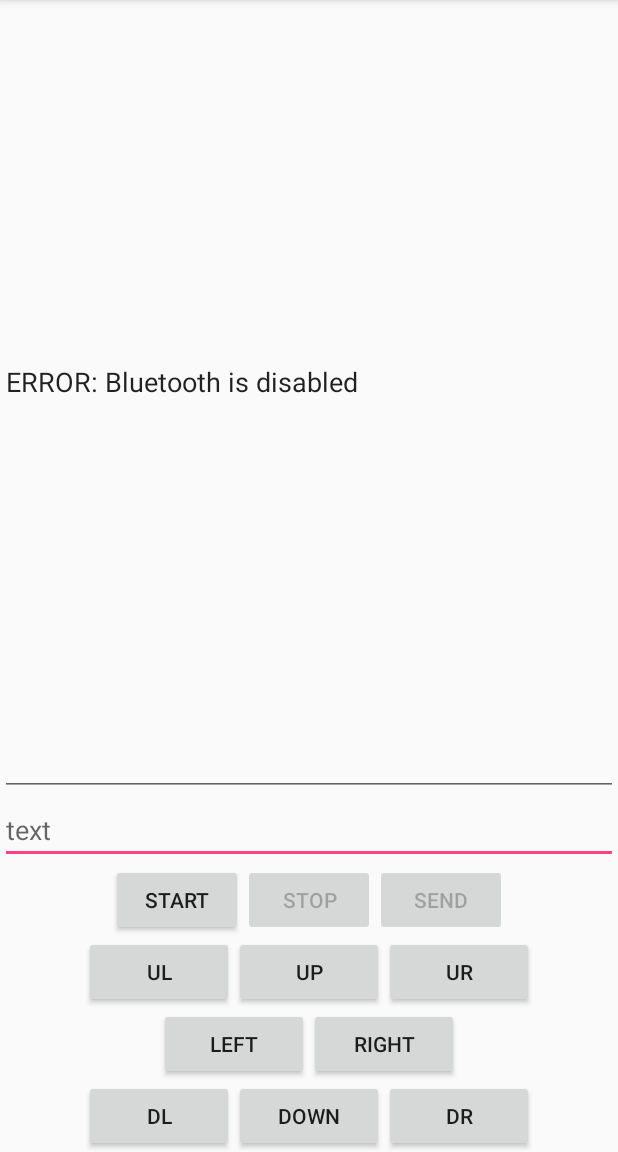
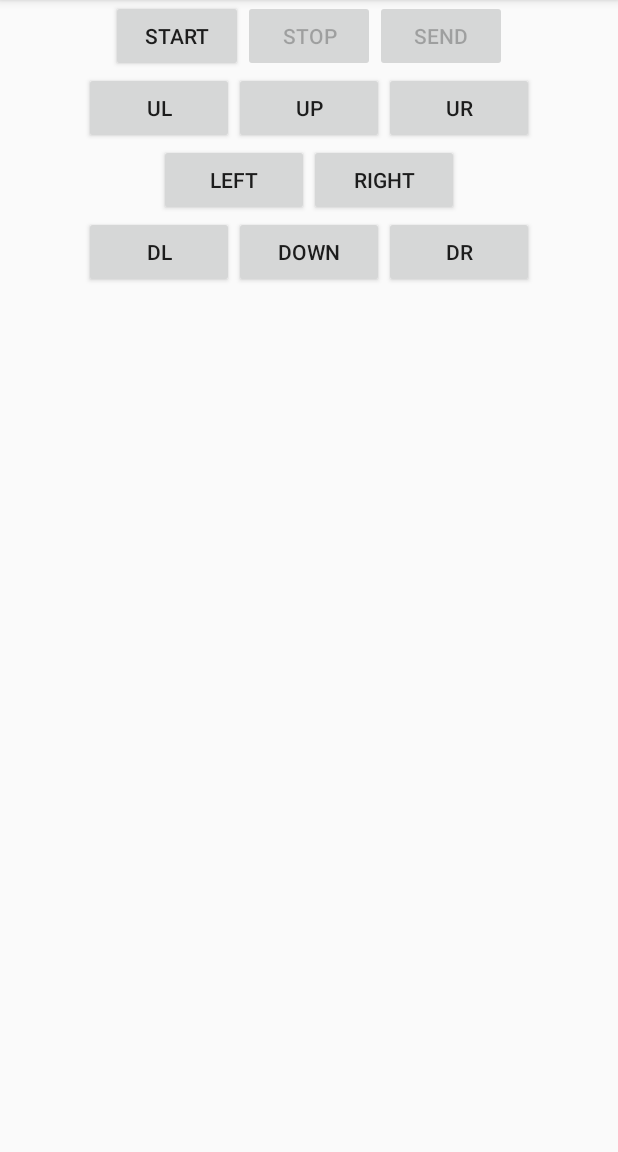
Before and after one commit to olpitkin/KukaBT, an Android app: the screen it shows after launch (MainActivity), after a tap on "START", on a phone screen of 412 x 824 dp, the part 84-1236 px from its top. Run offline under Robolectric (Android 15) with nearby library versions, the phone set to English and light mode, and no system bars; our stand-ins replace ButterKnife.

Commit message:
UI removed

```diff
--- a/app/src/main/java/kuka/kuka_bluetooth/MainActivity.java
+++ b/app/src/main/java/kuka/kuka_bluetooth/MainActivity.java
@@ -1,7 +1,8 @@
 package kuka.kuka_bluetooth;
 
 import android.os.Bundle;
-import android.support.v7.app.ActionBarActivity;
+import android.support.v7.app.AppCompatActivity;
+import android.util.Log;
 import android.view.View;
 import android.widget.Button;
 import android.widget.EditText;
@@ -10,12 +11,10 @@ import java.io.IOException;
 
 import butterknife.BindView;
 import butterknife.ButterKnife;
-import butterknife.OnClick;
 import butterknife.OnTouch;
 
-public class MainActivity extends ActionBarActivity {
+public class MainActivity extends AppCompatActivity {
 
-    @BindView(R.id.input) EditText mInputView;
     @BindView(R.id.output) EditText mOutputView;
 
     @BindView(R.id.startButton) Button mStartButton;
@@ -122,30 +121,30 @@ public class MainActivity extends ActionBarActivity {
             new BluetoothServer.IBluetoothServerListener() {
                 @Override
                 public void onStarted() {
-                    writeMessage("*** Server has started, waiting for client connection ***");
+                    Log.i("Info","Server has started, waiting for client connection");
                     mStopButton.setEnabled(true);
                     mStartButton.setEnabled(false);
                 }
 
                 @Override
                 public void onConnected() {
-                    writeMessage("*** Client has connected ***");
+                    Log.i("Info","Client connected");
                     mSendButton.setEnabled(true);
                 }
 
                 @Override
                 public void onData(byte[] data) {
-                    writeMessage(new String(data));
+                    Log.i("Message",new String(data));
                 }
 
                 @Override
                 public void onError(String message) {
-                    writeError(message);
+                    Log.i("Error",message);
                 }
 
                 @Override
                 public void onStopped() {
-                    writeMessage("*** Server has stopped ***");
+                    Log.i("Info","Server has stopped");
                     mSendButton.setEnabled(false);
                     mStopButton.setEnabled(false);
                     mStartButton.setEnabled(true);
@@ -157,7 +156,7 @@ public class MainActivity extends ActionBarActivity {
             mBluetoothServer.start();
         } catch (BluetoothServer.BluetoothServerException e) {
             e.printStackTrace();
-            writeError(e.getMessage());
+            Log.i("Error",e.getMessage().toString());
         }
     }
 
@@ -171,19 +170,11 @@ public class MainActivity extends ActionBarActivity {
             mOutputView.setText("");
         } catch (BluetoothServer.BluetoothServerException e) {
             e.printStackTrace();
-            writeError(e.getMessage());
+            Log.i("Error",e.getMessage().toString());
         } catch (IOException e) {
             e.printStackTrace();
-            writeError(e.getMessage());
+            Log.i("Error",e.getMessage().toString());
         }
     }
 
-
-    private void writeMessage(String message){
-       mInputView.setText(message + "\r\n" + mInputView.getText().toString());
-    }
-
-    private void writeError(String message){
-        writeMessage("ERROR: " + message);
-    }
 }
--- a/app/src/main/res/layout/activity_main.xml
+++ b/app/src/main/res/layout/activity_main.xml
@@ -4,24 +4,6 @@
     android:layout_height="match_parent"
     android:orientation="vertical"
     tools:context=".MainActivity">
-
-    <EditText
-        android:id="@+id/input"
-        android:layout_width="match_parent"
-        android:layout_height="0dp"
-        android:layout_weight="1"
-        android:focusable="false"
-        android:inputType="textMultiLine"
-        android:scrollbars="vertical"
-        android:singleLine="false" />
-
-    <EditText
-        android:id="@+id/output"
-        android:layout_width="match_parent"
-        android:layout_height="wrap_content"
-        android:focusable="true"
-        android:hint="text"
-        android:lines="1" />
 
     <LinearLayout
         android:layout_width="wrap_content"
@@ -133,6 +115,5 @@
             android:text="DR"
             android:id="@+id/dr" />
 
-
     </LinearLayout>
 </LinearLayout>
```
